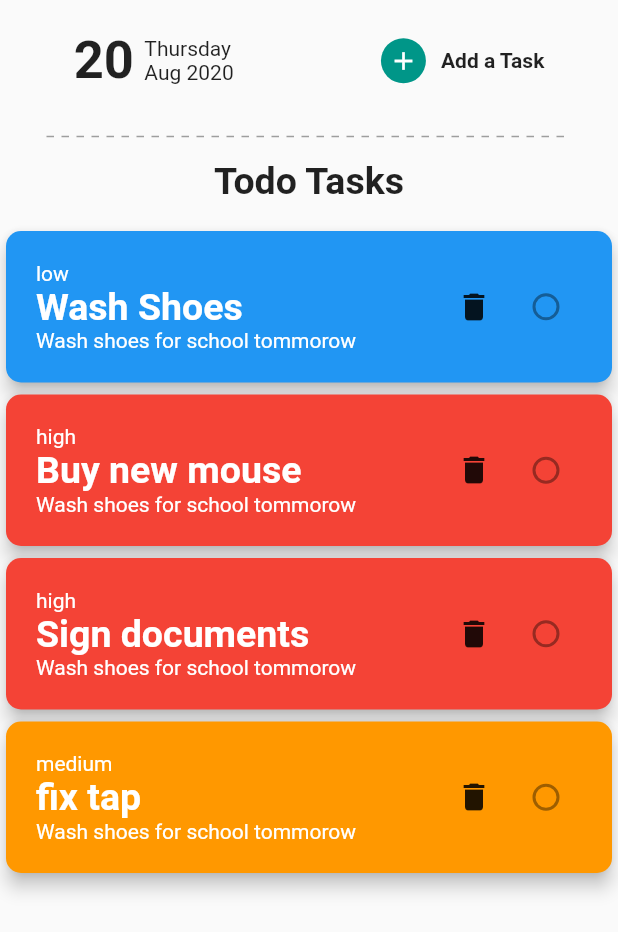
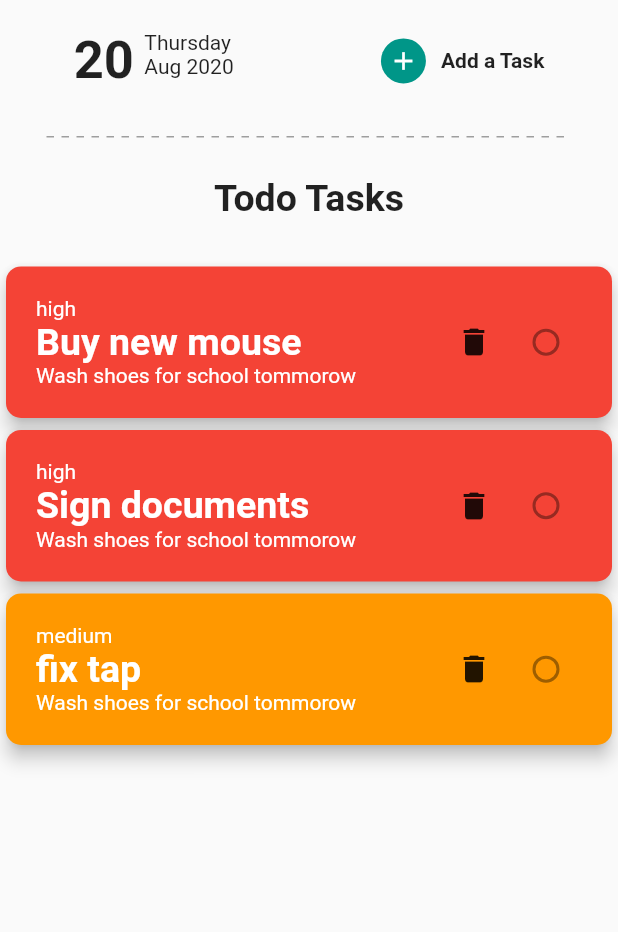
Before and after one commit to reichenbachh/Flutter-Todo, a Flutter app: the screen it shows after launch, after a tap on the "delete" icon, on a phone screen of 412 x 824 dp. Shown: the top 932 px of the screen. Run offline on Flutter 3.47's test engine with Material 2 defaults, Android fonts, the phone set to English and light mode, and no system bars; our stand-ins replace dotted_decoration.

Commit message:
final commit

```diff
--- a/lib/widgets/addTaskBtn.dart
+++ b/lib/widgets/addTaskBtn.dart
@@ -2,13 +2,15 @@ import 'package:flutter/material.dart';
 import './todoInput.dart';
 
 class AddBtn extends StatelessWidget {
+  final Function removeTask;
+  final Function addNewTask;
   final BuildContext appContext;
-  AddBtn(this.appContext);
+  AddBtn(this.appContext, this.addNewTask, this.removeTask);
   void _startAddTask(BuildContext context) {
     showModalBottomSheet(
         context: context,
         builder: (_) {
-          return TodoInput();
+          return TodoInput(addNewTask);
         });
   }
 
--- a/lib/widgets/taskHome.dart
+++ b/lib/widgets/taskHome.dart
@@ -50,7 +50,29 @@ class _taskHomeState extends State<taskHome> {
       taskSatus: false,
     )
   ];
-  void AddNewTask(String title, String desc) {}
+  void _addNewTask(String name, String desc, String priority) {
+    final priCon = priority.split(".");
+    final newTask = Task(
+      taskName: name,
+      taskDesc: desc,
+      taskPriority: priCon[1],
+      taskDate: DateTime.now(),
+      taskId: Uuid().v4(),
+      taskSatus: false,
+    );
+
+    setState(() {
+      _taskList.add(newTask);
+    });
+    print(priCon[1].runtimeType);
+    print(newTask.taskName);
+  }
+
+  void _removeTask(String id) {
+    setState(() {
+      _taskList.removeWhere((task) => task.taskId == id);
+    });
+  }
   // var date = DateTime.now();
 
   @override
@@ -62,9 +84,17 @@ class _taskHomeState extends State<taskHome> {
             padding: EdgeInsets.only(top: 20),
             child: Column(
               children: [
-                Row(
-                  mainAxisAlignment: MainAxisAlignment.spaceAround,
-                  children: [DateWid(), AddBtn(context)],
+                Container(
+                  height: (MediaQuery.of(context).size.height -
+                          MediaQuery.of(context).padding.top) *
+                      0.05,
+                  child: Row(
+                    mainAxisAlignment: MainAxisAlignment.spaceAround,
+                    children: [
+                      DateWid(),
+                      AddBtn(context, _addNewTask, _removeTask)
+                    ],
+                  ),
                 ),
                 Container(
                   width: 350,
@@ -74,8 +104,17 @@ class _taskHomeState extends State<taskHome> {
                     linePosition: LinePosition.bottom,
                   ),
                 ),
-                TodoHead(),
-                TaskList(_taskList)
+                Container(
+                  height: (MediaQuery.of(context).size.height -
+                          MediaQuery.of(context).padding.top) *
+                      0.1,
+                  child: TodoHead(),
+                ),
+                Container(
+                    height: (MediaQuery.of(context).size.height -
+                            MediaQuery.of(context).padding.top) *
+                        0.8,
+                    child: TaskList(_taskList, _removeTask))
               ],
             ),
           ),
--- a/lib/widgets/taskList.dart
+++ b/lib/widgets/taskList.dart
@@ -3,6 +3,7 @@ import 'package:flutter/material.dart';
 import '../models/task.dart';
 
 class TaskList extends StatelessWidget {
+  final Function removeTask;
   Color getColor(pri) {
     var col;
     if (pri == "high") {
@@ -14,15 +15,15 @@ class TaskList extends StatelessWidget {
     if (pri == "low") {
       col = Colors.blue;
     }
+    print(pri);
     return col;
   }
 
   @override
   final List<Task> taskList;
-  TaskList(this.taskList);
+  TaskList(this.taskList, this.removeTask);
   Widget build(BuildContext context) {
     return Container(
-      height: 500,
       child: ListView.builder(
         itemBuilder: (ctx, index) {
           return Card(
@@ -64,7 +65,9 @@ class TaskList extends StatelessWidget {
                     children: [
                       IconButton(
                         icon: Icon(Icons.delete),
-                        onPressed: () {},
+                        onPressed: () {
+                          removeTask(taskList[index].taskId);
+                        },
                       ),
                       Radio(
                         value: false,
```
Also changed, not shown: lib/widgets/todoInput.dart (+17 -1 lines).
